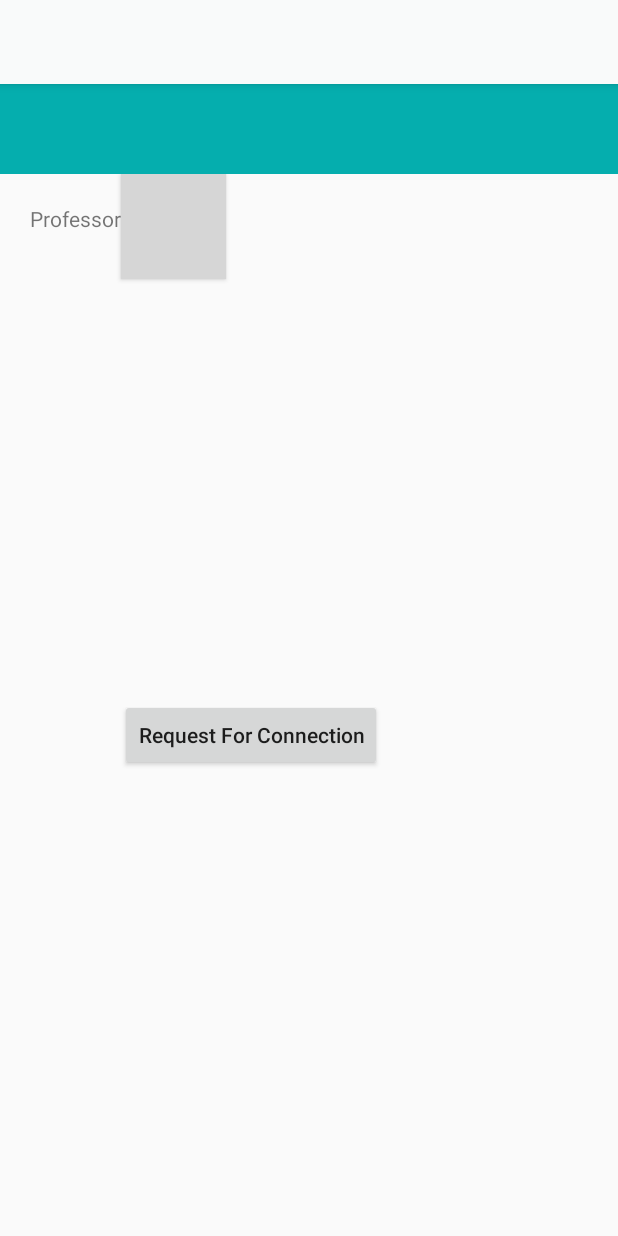
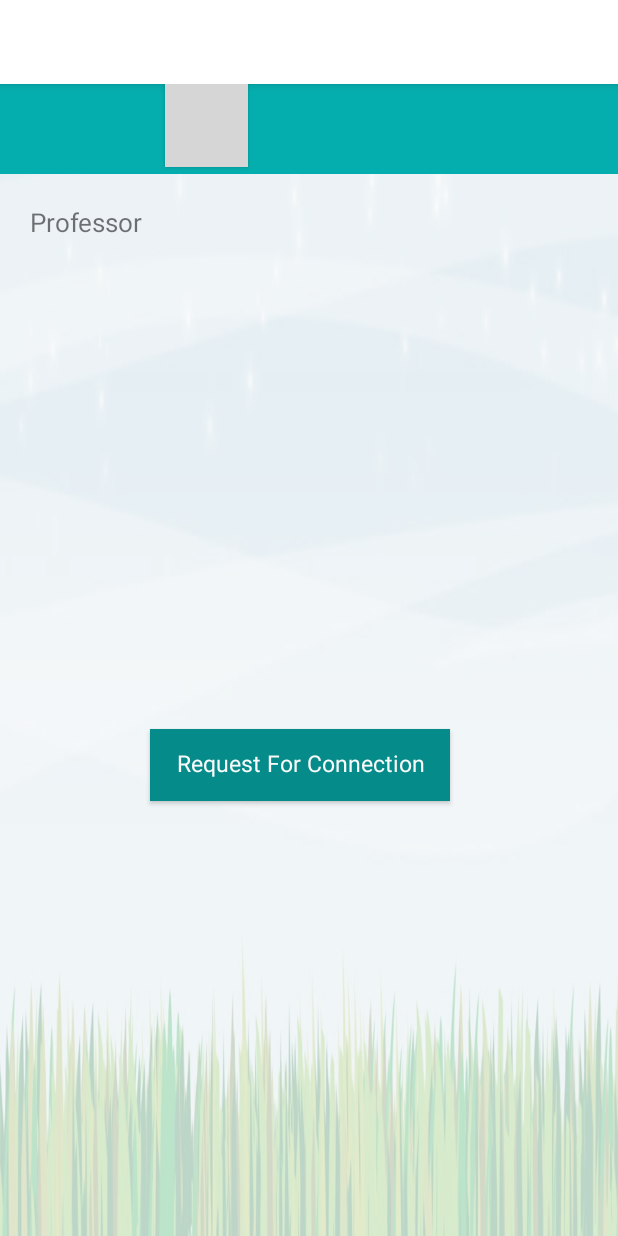
Before and after one commit to afrina23/WikiVarsity, an Android app: the layout professor.xml on its own in the app's theme, with its tools: preview values and no code run, on a phone screen of 412 x 824 dp. Run offline under Robolectric (Android 15) with nearby library versions, the phone set to English and light mode, and no system bars; grey boxes are pictures that could not be loaded.

Commit message:
look and feel and db modification

```diff
--- a/app/build.gradle
+++ b/app/build.gradle
@@ -2,7 +2,7 @@ apply plugin: 'com.android.application'
 
 android {
     compileSdkVersion 25
-    buildToolsVersion "23.0.3"
+    buildToolsVersion '25.0.0'
 
     defaultConfig {
         applicationId "com.androidlime.wikivarsity"
--- a/app/src/main/java/com/androidlime/wikivarsity/DataBaseStart.java
+++ b/app/src/main/java/com/androidlime/wikivarsity/DataBaseStart.java
@@ -69,7 +69,7 @@ public class DataBaseStart extends AppCompatActivity{
         SearchView searchView =
                 (SearchView) menu.findItem(R.id.action_search).getActionView();
         searchView.setQueryHint("Search Professor");
-        searchView.setIconified(false);
+        searchView.setIconified(true);
         searchView.clearFocus();
         searchView.setOnQueryTextListener(new SearchView.OnQueryTextListener() {
             @Override
@@ -109,9 +109,9 @@ public class DataBaseStart extends AppCompatActivity{
 
 
         boolean check=my_db.insertProfessor("Thomas Cormen","Harvard University","CS","Algorithms","3.7"
-                ,"www.cormen.com",R.drawable.cormen);
+                ,"www.cormen.com","cormen");
         boolean second=my_db.insertProfessor("Md Kaykobad","BUET","CS","Algorithms","3.7"
-                ,"www.kaykobad.com",R.drawable.kykobad);
+                ,"www.kaykobad.com","kykobad");
 
         if(check){
             System.out.println(" inserted successfully");
--- a/app/src/main/java/com/androidlime/wikivarsity/Professor.java
+++ b/app/src/main/java/com/androidlime/wikivarsity/Professor.java
@@ -14,10 +14,11 @@ public class Professor {
     String Website;
     int Id;
     //ImageView Photo;
-    int photo;
+    //int photo;
+    String image;
     boolean isFavorite= false;
     Professor(){
-        photo=0;
+        //photo=0;
     }
     Professor(String name,String university, String dept, String researchArea,String minimumCGPA ,String website){
         Name=name;
--- a/app/src/main/res/layout/professor.xml
+++ b/app/src/main/res/layout/professor.xml
@@ -1,6 +1,15 @@
 <?xml version="1.0" encoding="utf-8"?>
+<FrameLayout xmlns:android="http://schemas.android.com/apk/res/android"
+    android:layout_height="match_parent"
+    android:layout_width="match_parent">
+    <ImageView
+        android:layout_height="match_parent"
+        android:background="@drawable/back3"
+        android:alpha="0.25"
+        android:layout_width="match_parent" />
 <LinearLayout xmlns:android="http://schemas.android.com/apk/res/android"
     xmlns:app="http://schemas.android.com/apk/res-auto"
+    xmlns:tools="http://schemas.android.com/tools"
     android:orientation="vertical"
     android:layout_width="match_parent"
     android:layout_height="match_parent">
@@ -9,28 +18,43 @@
         android:id="@+id/my_toolbar"
         android:layout_width="match_parent"
         android:layout_height="?attr/actionBarSize"
-        android:background="@color/white"
+        android:background="@color/pure_white"
         android:elevation="4dp"
         android:theme="@style/ThemeOverlay.AppCompat.ActionBar"
         app:popupTheme="@style/ThemeOverlay.AppCompat.Light"/>
-
-    <TextView
-
-        android:textSize="20sp"
+    <LinearLayout
         android:layout_width="match_parent"
         android:layout_height="60dp"
-        android:id="@+id/ProfessorName"
+        android:orientation="horizontal"
+        android:background="@color/cyan"
+       >
+        <TextView
 
-        android:background="@color/cyan"
-        android:gravity="center"
-        android:textColor="#EEEEEE"
-        android:layout_alignParentRight="true" />
+            android:textSize="20sp"
+            android:layout_width="wrap_content"
+            android:layout_height="60dp"
+            android:id="@+id/ProfessorName"
+            android:layout_marginLeft="110dp"
+            android:textColor="#EEEEEE"
+            android:gravity="center"
+            android:layout_alignParentRight="true" />
+        <Button
+            android:id="@+id/favoriteButton"
+            android:layout_width="55dp"
+            android:layout_height="55dp"
+            android:layout_gravity="right"
+            android:background="@drawable/whitestar"
+            android:onClick="addToFavorites"
+
+            android:text=" " />
+    </LinearLayout>
+
     <LinearLayout
         android:layout_width="match_parent"
         android:layout_height="100dp"
         android:orientation="horizontal">
         <LinearLayout
-            android:layout_width="wrap_content"
+            android:layout_width="260dp"
             android:layout_height="match_parent"
             android:orientation="vertical"
             android:layout_marginTop="20dp"
@@ -39,28 +63,20 @@
             <TextView
                 android:layout_width="wrap_content"
                 android:layout_height="wrap_content"
-
+                android:textSize="17sp"
                 android:text="@string/Professor"/>
             <TextView
                 android:layout_width="wrap_content"
                 android:layout_height="wrap_content"
+                android:textSize="17sp"
 
                 android:id="@+id/professorVarsity"/>
         </LinearLayout>
-        <Button
-            android:id="@+id/favoriteButton"
-            android:layout_width="70dp"
-            android:layout_height="70dp"
-            android:layout_x="400dp"
-            android:layout_y="120dp"
-            android:background="@drawable/whitestar"
-            android:onClick="addToFavorites"
 
-            android:text=" " />
         <ImageView
-            android:layout_marginLeft="60dp"
-            android:layout_width="100dp"
-            android:layout_height="100dp"
+            android:layout_width="110dp"
+            android:layout_height="110dp"
+            android:layout_gravity="right"
             android:id="@+id/professorImage"/>
     </LinearLayout>
 
@@ -70,19 +86,25 @@
         android:orientation="vertical">
 
         <ListView
+            android:id="@+id/theListView"
             android:layout_width="match_parent"
-            android:layout_height="250dp"
-            android:id="@+id/theListView"
-            ></ListView>
+            android:layout_height="250dp"></ListView>
+
         <Button
-            android:layout_width="wrap_content"
+            android:layout_width="200dp"
             android:layout_height="wrap_content"
-            android:text="Request For Connection"
-            android:layout_marginLeft="80dp"
+            android:layout_marginTop="20dp"
+            android:layout_marginLeft="100dp"
+            android:onClick="requestForConnection"
+            android:text="   Request For Connection   "
+            android:textColor="@color/white"
             android:textAllCaps="false"
-            android:onClick="requestForConnection"
-            />
+            android:textSize="15sp"
+            android:includeFontPadding="false"
+            android:fontFamily= "sans-serif"
+            android:background="@color/button"/>
 
     </LinearLayout>
 
 </LinearLayout>
+    </FrameLayout>
--- a/app/src/main/res/values/colors.xml
+++ b/app/src/main/res/values/colors.xml
@@ -5,4 +5,6 @@
     <color name="colorAccent">#FF4081</color>
     <color name="cyan">#05aeae</color>
     <color name="white">#f9fafa</color>
+    <color name="pure_white">#ffffff</color>
+    <color name="button">#068b8b</color>
 </resources>
--- a/build.gradle
+++ b/build.gradle
@@ -5,7 +5,7 @@ buildscript {
         jcenter()
     }
     dependencies {
-        classpath 'com.android.tools.build:gradle:2.1.2'
+        classpath 'com.android.tools.build:gradle:2.3.2'
 
         // NOTE: Do not place your application dependencies here; they belong
         // in the individual module build.gradle files
```
Also changed, not shown: app/src/main/java/com/androidlime/wikivarsity/DatabaseHelper.java (+7 -7 lines), app/src/main/java/com/androidlime/wikivarsity/MainActivity.java (+11 -5 lines), app/src/main/res/layout/front_page.xml (+15 -2 lines), app/src/main/res/layout/my_custom_list_layout.xml (+4 -3 lines), app/src/main/res/layout/student.xml (+68 -29 lines), app/src/main/res/drawable/back3.jpg (added), app/src/main/res/drawable/back4.jpg (added), app/src/main/res/drawable/back5.jpg (added), gradle/wrapper/gradle-wrapper.properties.
